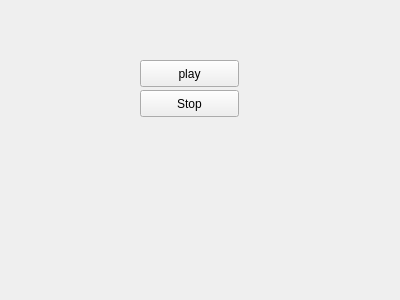
Qt form mp3playerraspi/frmmp3player.ui (Qasemt/dev-tutorial) before a commit.
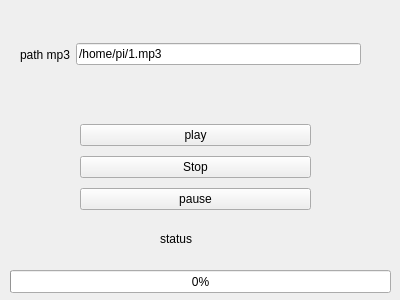
The same form after that commit.

Commit message: + tracking position + add progress bar + event player status

```diff
--- a/mp3playerraspi/frmmp3player.ui
+++ b/mp3playerraspi/frmmp3player.ui
@@ -13,30 +13,89 @@
   <property name="windowTitle">
    <string>Form</string>
   </property>
-  <widget class="QPushButton" name="btnPlay">
+  <widget class="QProgressBar" name="progressBar">
    <property name="geometry">
     <rect>
-     <x>140</x>
-     <y>60</y>
-     <width>99</width>
-     <height>27</height>
+     <x>10</x>
+     <y>270</y>
+     <width>381</width>
+     <height>23</height>
     </rect>
    </property>
-   <property name="text">
-    <string>play</string>
+   <property name="value">
+    <number>0</number>
    </property>
   </widget>
-  <widget class="QPushButton" name="btnStop">
+  <widget class="QWidget" name="layoutWidget">
    <property name="geometry">
     <rect>
-     <x>140</x>
-     <y>90</y>
-     <width>99</width>
-     <height>27</height>
+     <x>80</x>
+     <y>120</y>
+     <width>231</width>
+     <height>95</height>
     </rect>
    </property>
+   <layout class="QVBoxLayout" name="verticalLayout">
+    <item>
+     <widget class="QPushButton" name="btnPlay">
+      <property name="text">
+       <string>play</string>
+      </property>
+     </widget>
+    </item>
+    <item>
+     <widget class="QPushButton" name="btnStop">
+      <property name="text">
+       <string>Stop</string>
+      </property>
+     </widget>
+    </item>
+    <item>
+     <widget class="QPushButton" name="btnpause">
+      <property name="text">
+       <string>pause</string>
+      </property>
+     </widget>
+    </item>
+   </layout>
+  </widget>
+  <widget class="QWidget" name="layoutWidget">
+   <property name="geometry">
+    <rect>
+     <x>20</x>
+     <y>40</y>
+     <width>341</width>
+     <height>29</height>
+    </rect>
+   </property>
+   <layout class="QHBoxLayout" name="horizontalLayout">
+    <item>
+     <widget class="QLabel" name="label">
+      <property name="text">
+       <string>path mp3</string>
+      </property>
+     </widget>
+    </item>
+    <item>
+     <widget class="QLineEdit" name="txtpath">
+      <property name="text">
+       <string>/home/pi/1.mp3</string>
+      </property>
+     </widget>
+    </item>
+   </layout>
+  </widget>
+  <widget class="QLabel" name="lblstatus">
+   <property name="geometry">
+    <rect>
+     <x>160</x>
+     <y>230</y>
+     <width>67</width>
+     <height>17</height>
+    </rect>
+   </property>
    <property name="text">
-    <string>Stop</string>
+    <string>status</string>
    </property>
   </widget>
  </widget>
```
The commit also changes 6 other files.
